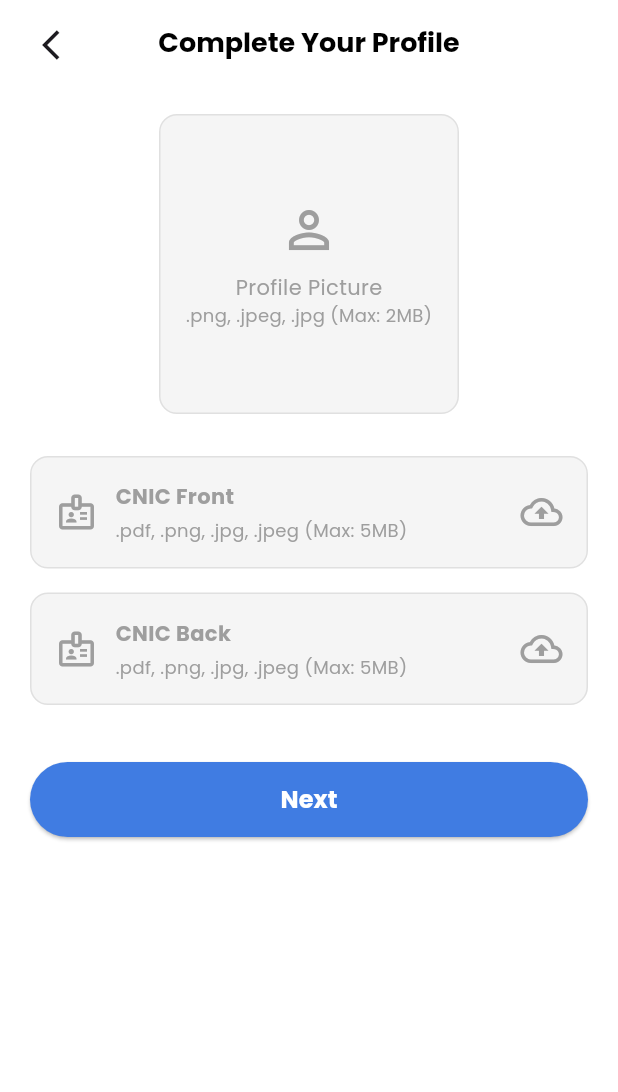
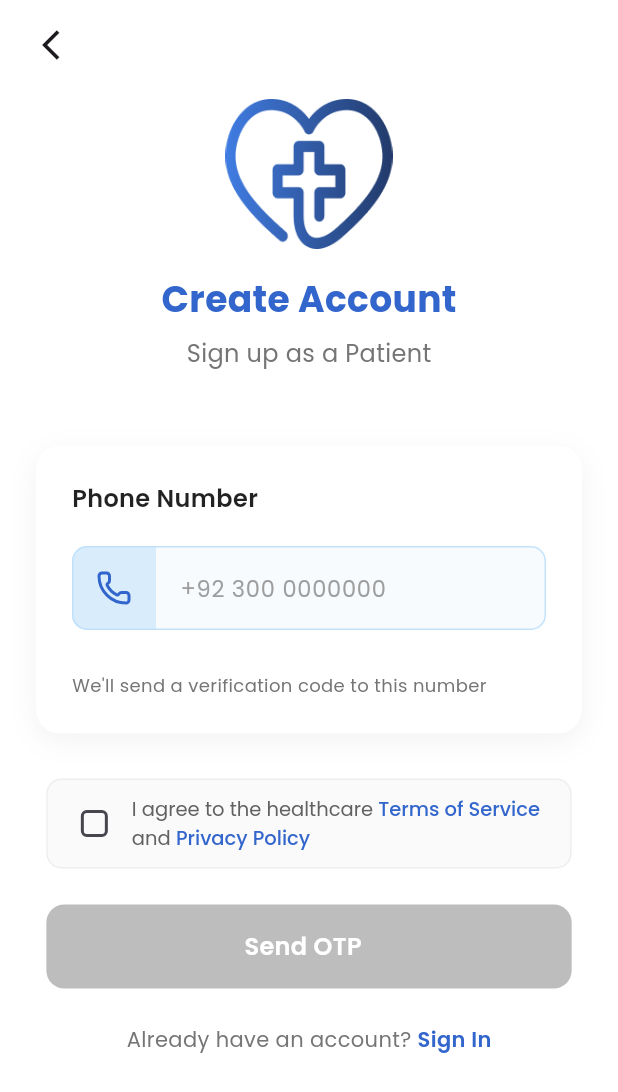
Before and after one commit to HaseebTariq45/healthcare-paid-project, a Flutter app: the SignUpOptions screen opened directly, after a tap on "Patient", on a phone screen of 412 x 824 dp. Shown: the top 1092 px of the screen. Run offline on Flutter 3.47's test engine with Material 3 defaults, Android fonts, the phone set to English and light mode, and no system bars; our stand-ins replace cloud_firestore, firebase_auth, firebase_core, google_fonts, image_picker, lucide_icons_flutter and 2 more; accounts and stored records are empty.

Commit message:
Signup/signin

```diff
--- a/lib/views/screens/onboarding/signupoptions.dart
+++ b/lib/views/screens/onboarding/signupoptions.dart
@@ -2,7 +2,7 @@ import 'package:flutter/material.dart';
 import 'package:google_fonts/google_fonts.dart';
 import 'package:healthcare/views/components/onboarding.dart';
 import 'package:healthcare/views/screens/common/signup.dart';
-import 'package:healthcare/views/screens/patient/complete_profile/profile_page1.dart';
+import 'package:healthcare/views/screens/patient/signup/patient_signup.dart';
 import 'package:lucide_icons_flutter/lucide_icons.dart';
 
 class SignUpOptions extends StatelessWidget {
@@ -54,7 +54,7 @@ class SignUpOptions extends StatelessWidget {
                   () => Navigator.push(
                     context,
                     MaterialPageRoute(
-                      builder: (context) => const CompleteProfilePatient1Screen(),
+                      builder: (context) => const PatientSignUp(),
                     ),
                   ),
                 ),
--- a/lib/views/screens/patient/dashboard/home.dart
+++ b/lib/views/screens/patient/dashboard/home.dart
@@ -7,6 +7,7 @@ import 'package:healthcare/views/screens/patient/complete_profile/profile_page1.
 import 'package:healthcare/views/screens/patient/appointment/payment_options.dart';
 import 'package:healthcare/views/screens/appointment/all_appoinments.dart';
 import 'package:healthcare/views/screens/menu/faqs.dart';
+import 'package:healthcare/views/screens/patient/signup/patient_signup.dart';
 import 'package:lucide_icons_flutter/lucide_icons.dart';
 
 class PatientHomeScreen extends StatefulWidget {
@@ -81,7 +82,9 @@ class _PatientHomeScreenState extends State<PatientHomeScreen> with SingleTicker
 
     // Show popup automatically if the profile is not complete
     WidgetsBinding.instance.addPostFrameCallback((_) {
-      if (profileStatus != "complete") {
+      print("Profile Status: $profileStatus"); // Debug print
+      if (profileStatus.toLowerCase() != "complete") {
+        print("Showing popup for incomplete profile"); // Debug print
         showPopup(context);
       }
     });
--- /dev/null
+++ b/lib/views/screens/patient/signup/patient_signup.dart
@@ -0,0 +1,343 @@
+import 'package:flutter/material.dart';
+import 'package:google_fonts/google_fonts.dart';
+import 'package:healthcare/views/components/onboarding.dart';
+import 'package:healthcare/views/components/signup.dart';
+import 'package:healthcare/views/screens/common/otpentry.dart';
+import 'package:healthcare/views/screens/common/signin.dart';
+import 'package:healthcare/views/screens/patient/dashboard/home.dart';
+import 'package:lucide_icons_flutter/lucide_icons.dart';
+
+class PatientSignUp extends StatefulWidget {
+  const PatientSignUp({super.key});
+
+  @override
+  State<PatientSignUp> createState() => _PatientSignUpState();
+}
+
+class _PatientSignUpState extends State<PatientSignUp> {
+  bool privacyAccepted = false;
+  String phoneNumber = "";
+
+  @override
+  Widget build(BuildContext context) {
+    return Scaffold(
+      appBar: AppBarOnboarding(isBackButtonVisible: true, text: ''),
+      backgroundColor: Colors.white,
+      body: SafeArea(
+        child: SingleChildScrollView(
+          child: Padding(
+            padding: const EdgeInsets.symmetric(horizontal: 24.0),
+            child: Column(
+              crossAxisAlignment: CrossAxisAlignment.center,
+              children: [
+                Container(
+                  margin: const EdgeInsets.only(top: 10, bottom: 20),
+                  child: Column(
+                    children: [
+                      Center(child: Image.asset("assets/images/logo.png", height: 100)),
+                      const SizedBox(height: 16),
+                      Text(
+                        'Create Account',
+                        style: GoogleFonts.poppins(
+                          fontSize: 24,
+                          fontWeight: FontWeight.bold,
+                          color: const Color(0xFF3366CC),
+                        ),
+                      ),
+                      const SizedBox(height: 8),
+                      Text(
+                        'Sign up as a Patient',
+                        style: GoogleFonts.poppins(
+                          fontSize: 16,
+                          color: Colors.grey.shade600,
+                        ),
+                      ),
+                    ],
+                  ),
+                ),
+
+                Container(
+                  margin: const EdgeInsets.symmetric(vertical: 30),
+                  padding: const EdgeInsets.all(24),
+                  decoration: BoxDecoration(
+                    color: Colors.white,
+                    borderRadius: BorderRadius.circular(16),
+                    boxShadow: [
+                      BoxShadow(
+                        color: Colors.black.withOpacity(0.05),
+                        blurRadius: 15,
+                        offset: const Offset(0, 5),
+                      ),
+                    ],
+                  ),
+                  child: Column(
+                    crossAxisAlignment: CrossAxisAlignment.start,
+                    children: [
+                      Text(
+                        'Phone Number',
+                        style: GoogleFonts.poppins(
+                          fontSize: 16,
+                          fontWeight: FontWeight.w600,
+                          color: Colors.black87,
+                        ),
+                      ),
+                      const SizedBox(height: 20),
+                      Padding(
+                        padding: const EdgeInsets.only(bottom: 16),
+                        child: DataInputFeild(
+                          hinttext: "+92 300 0000000",
+                          icon: LucideIcons.phone,
+                          inputType: TextInputType.phone,
+                        ),
+                      ),
+                      const SizedBox(height: 8),
+                      Text(
+                        'We\'ll send a verification code to this number',
+                        style: GoogleFonts.poppins(
+                          fontSize: 12,
+                          color: Colors.grey.shade600,
+                        ),
+                      ),
+                    ],
+                  ),
+                ),
+
+                PrivacyPolicy(
+                  isselected: privacyAccepted,
+                  onChanged: (newValue) {
+                    setState(() {
+                      privacyAccepted = newValue;
+                    });
+                  },
+                ),
+
+                Container(
+                  margin: const EdgeInsets.symmetric(vertical: 24),
+                  child: InkWell(
+                    onTap: privacyAccepted
+                        ? () {
+                            // For demo purposes, we'll simulate OTP verification and directly
+                            // navigate to the OTP screen
+                            Navigator.push(
+                              context,
+                              MaterialPageRoute(
+                                builder: (context) => PatientOTPVerification(
+                                  phoneNumber: "+92 300 1234567", // Default demo number
+                                ),
+                              ),
+                            );
+                          }
+                        : null,
+                    child: ProceedButton(
+                      isEnabled: privacyAccepted,
+                      text: 'Send OTP',
+                    ),
+                  ),
+                ),
+
+                Container(
+                  margin: const EdgeInsets.only(bottom: 40),
+                  child: InkWell(
+                    onTap: () {
+                      Navigator.push(
+                        context,
+                        MaterialPageRoute(builder: (context) => SignIN()),
+                      );
+                    },
+                    child: Row(
+                      mainAxisAlignment: MainAxisAlignment.center,
+                      children: [
+                        Text(
+                          'Already have an account?',
+                          style: GoogleFonts.poppins(
+                            color: Colors.grey.shade600,
+                            fontSize: 14,
+                          ),
+                        ),
+                        const SizedBox(width: 4),
+                        Text(
+                          'Sign In',
+                          style: GoogleFonts.poppins(
+                            fontWeight: FontWeight.w600,
+                            color: const Color(0xFF3366CC),
+                            fontSize: 14,
+                          ),
+                        ),
+                      ],
+                    ),
+                  ),
+                ),
+              ],
+            ),
+          ),
+        ),
+      ),
+    );
+  }
+}
+
+// OTP Verification Screen for Patient
+class PatientOTPVerification extends StatefulWidget {
+  final String phoneNumber;
+
+  const PatientOTPVerification({super.key, required this.phoneNumber});
+
+  @override
+  State<PatientOTPVerification> createState() => _PatientOTPVerificationState();
+}
+
+class _PatientOTPVerificationState extends State<PatientOTPVerification> {
+  final List<TextEditingController> _otpControllers = List.generate(
+    4,
+    (index) => TextEditingController(),
+  );
+
+  @override
+  void dispose() {
+    for (var controller in _otpControllers) {
+      controller.dispose();
+    }
+    super.dispose();
+  }
+
+  @override
+  Widget build(BuildContext context) {
+    return Scaffold(
+      appBar: AppBarOnboarding(isBackButtonVisible: true, text: ''),
+      backgroundColor: Colors.white,
+      body: SafeArea(
+        child: SingleChildScrollView(
+          child: Padding(
+            padding: const EdgeInsets.symmetric(horizontal: 24.0),
+            child: Column(
+              crossAxisAlignment: CrossAxisAlignment.center,
+              children: [
+                Container(
+                  margin: const EdgeInsets.only(top: 10, bottom: 20),
+                  child: Column(
+                    children: [
+                      Center(child: Image.asset("assets/images/logo.png", height: 100)),
+                      const SizedBox(height: 16),
+                      Text(
+                        'Verify Your Number',
+                        style: GoogleFonts.poppins(
+                          fontSize: 24,
+                          fontWeight: FontWeight.bold,
+                          color: const Color(0xFF3366CC),
+                        ),
+                      ),
+                      const SizedBox(height: 8),
+                      Text(
+                        'Enter the 4-digit code sent to',
+                        style: GoogleFonts.poppins(
+                          fontSize: 16,
+                          color: Colors.grey.shade600,
+                        ),
+                      ),
+                      Text(
+                        widget.phoneNumber,
+                        style: GoogleFonts.poppins(
+                          fontSize: 16,
+                          fontWeight: FontWeight.w600,
+                          color: Colors.black87,
+                        ),
+                      ),
+                    ],
+                  ),
+                ),
+
+                Container(
+                  margin: const EdgeInsets.symmetric(vertical: 30),
+                  child: Row(
+                    mainAxisAlignment: MainAxisAlignment.spaceBetween,
+                    children: List.generate(
+                      4,
+                      (index) => SizedBox(
+                        width: 65,
+                        height: 65,
+                        child: TextField(
+                          controller: _otpControllers[index],
+                          keyboardType: TextInputType.number,
+                          textAlign: TextAlign.center,
+                          maxLength: 1,
+                          decoration: InputDecoration(
+                            counterText: '',
+                            contentPadding: EdgeInsets.zero,
+                            border: OutlineInputBorder(
+                              borderRadius: BorderRadius.circular(12),
+                              borderSide: BorderSide(color: Colors.grey.shade300),
+                            ),
+                            focusedBorder: OutlineInputBorder(
+                              borderRadius: BorderRadius.circular(12),
+                              borderSide: BorderSide(color: const Color(0xFF3366CC), width: 2),
+                            ),
+                            filled: true,
+                            fillColor: Colors.white,
+                          ),
+                          style: GoogleFonts.poppins(
+                            fontSize: 24,
+                            fontWeight: FontWeight.bold,
+                          ),
+                          onChanged: (value) {
+                            if (value.isNotEmpty && index < 3) {
+                              FocusScope.of(context).nextFocus();
+                            }
+                          },
+                        ),
+                      ),
+                    ),
+                  ),
+                ),
+
+                Container(
+                  margin: const EdgeInsets.only(bottom: 20),
+                  child: Row(
+                    mainAxisAlignment: MainAxisAlignment.center,
+                    children: [
+                      Text(
+                        'Didn\'t receive the code?',
+                        style: GoogleFonts.poppins(
+                          color: Colors.grey.shade600,
+                          fontSize: 14,
+                        ),
+                      ),
+                      const SizedBox(width: 4),
+                      Text(
+                        'Resend',
+                        style: GoogleFonts.poppins(
+                          fontWeight: FontWeight.w600,
+                          color: const Color(0xFF3366CC),
+                          fontSize: 14,
+                        ),
+                      ),
+                    ],
+                  ),
+                ),
+
+                Container(
+                  margin: const EdgeInsets.symmetric(vertical: 24),
+                  child: InkWell(
+                    onTap: () {
+                      // Navigate directly to patient home screen
+                      Navigator.pushAndRemoveUntil(
+                        context,
+                        MaterialPageRoute(
+                          builder: (context) => const PatientHomeScreen(profileStatus: "incomplete"),
+                        ),
+                        (route) => false, // This clears the navigation stack
+                      );
+                    },
+                    child: ProceedButton(
+                      isEnabled: true,
+                      text: 'Verify & Continue',
+                    ),
+                  ),
+                ),
+              ],
+            ),
+          ),
+        ),
+      ),
+    );
+  }
+}
```
